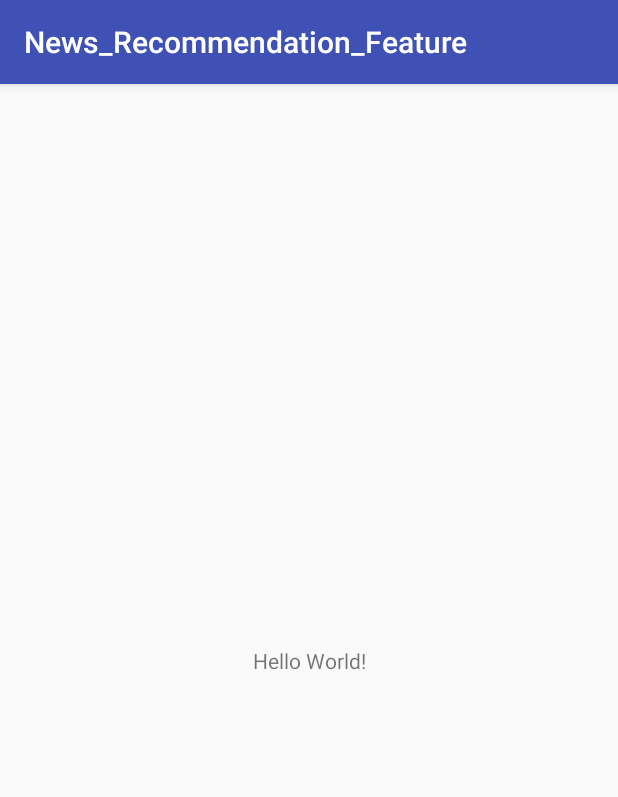
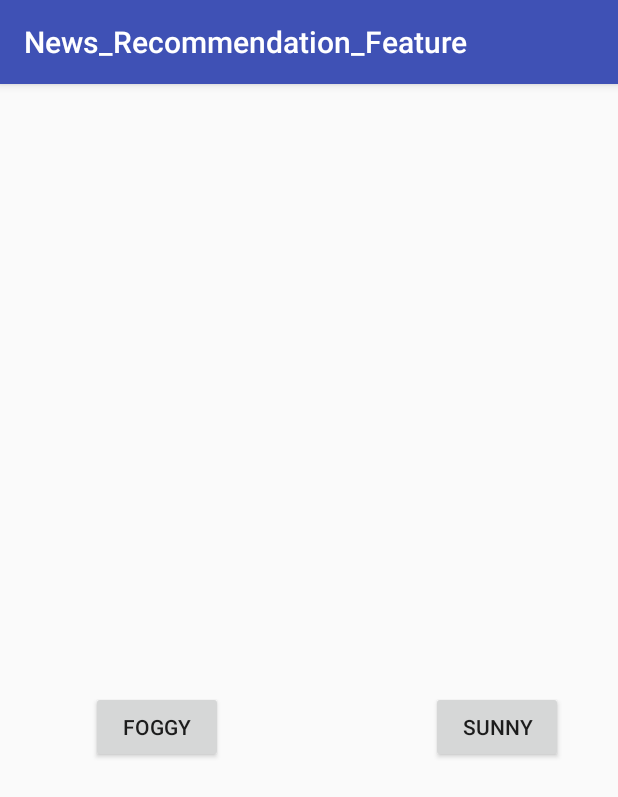
Before and after one commit to cherrj/emergency-news-sjsu, an Android app: the screen it shows after launch (MainActivity), on a phone screen of 412 x 824 dp. Shown: the top 797 px of the screen. Run offline under Robolectric (Android 15) with nearby library versions, the phone set to English and light mode, and no system bars; our stand-ins replace Firebase (no records; nobody signed in at launch, a user with empty details on screens opened directly).

Commit message:
Add all my files

```diff
--- a/app/build.gradle
+++ b/app/build.gradle
@@ -9,6 +9,7 @@ android {
         versionCode 1
         versionName "1.0"
         testInstrumentationRunner "android.support.test.runner.AndroidJUnitRunner"
+        multiDexEnabled true
     }
     buildTypes {
         release {
@@ -27,5 +28,11 @@ dependencies {
     androidTestImplementation 'com.android.support.test.espresso:espresso-core:3.0.2'
     implementation 'com.android.support:recyclerview-v7:27.1.1'
     implementation 'org.twitter4j:twitter4j:4.0.6'
+    implementation 'com.google.android.gms:play-services:12.0.1'
+    implementation 'com.android.support:mediarouter-v7:27.1.1'
+    implementation 'com.android.support:support-v4:27.1.1'
+    implementation 'com.google.firebase:firebase-core:16.0.1'
+    implementation 'com.google.firebase:firebase-database:16.0.1'
+}
 
-}
+apply plugin: "com.google.gms.google-services"
--- a/app/src/main/java/com/example/xi/news_recommendation_feature/MainActivity.java
+++ b/app/src/main/java/com/example/xi/news_recommendation_feature/MainActivity.java
@@ -1,13 +1,51 @@
 package com.example.xi.news_recommendation_feature;
 
+import android.support.annotation.NonNull;
 import android.support.v7.app.AppCompatActivity;
 import android.os.Bundle;
+import android.widget.Button;
+import android.widget.TextView;
+
+import com.google.firebase.database.DataSnapshot;
+import com.google.firebase.database.DatabaseError;
+import com.google.firebase.database.DatabaseReference;
+import com.google.firebase.database.FirebaseDatabase;
+import com.google.firebase.database.ValueEventListener;
 
 public class MainActivity extends AppCompatActivity {
+
+    TextView mCondtionTextView;
+    Button mButtonSunny;
+    Button mButtonFoggy;
+
+    DatabaseReference mRootRef= FirebaseDatabase.getInstance().getReference();
+    DatabaseReference mconditionRef=mRootRef.child("condition");
 
     @Override
     protected void onCreate(Bundle savedInstanceState) {
         super.onCreate(savedInstanceState);
         setContentView(R.layout.activity_main);
+
+        mCondtionTextView=(TextView) findViewById(R.id.condition);
+        mButtonFoggy=(Button) findViewById(R.id.foggy);
+        mButtonSunny=(Button) findViewById(R.id.sunny);
+    }
+
+    @Override
+    protected void onStart() {
+        super.onStart();
+
+        mconditionRef.addValueEventListener(new ValueEventListener() {
+            @Override
+            public void onDataChange(@NonNull DataSnapshot dataSnapshot) {
+                String text = dataSnapshot.getValue(String.class);
+                mCondtionTextView.setText(text);
+            }
+
+            @Override
+            public void onCancelled(@NonNull DatabaseError databaseError) {
+
+            }
+        });
     }
 }
--- a/app/src/main/res/layout/activity_main.xml
+++ b/app/src/main/res/layout/activity_main.xml
@@ -7,12 +7,48 @@
     tools:context=".MainActivity">
 
     <TextView
+        android:id="@+id/condition"
+        android:layout_width="113dp"
+        android:layout_height="41dp"
+        android:text="Condition"
+        android:textSize="24sp"
+        app:layout_constraintBottom_toBottomOf="parent"
+        app:layout_constraintHorizontal_bias="0.538"
+        app:layout_constraintLeft_toLeftOf="parent"
+        app:layout_constraintRight_toRightOf="parent"
+        app:layout_constraintTop_toTopOf="parent"
+        app:layout_constraintVertical_bias="0.206" />
+
+    <Button
+        android:id="@+id/foggy"
         android:layout_width="wrap_content"
         android:layout_height="wrap_content"
-        android:text="Hello World!"
+        android:layout_marginBottom="8dp"
+        android:layout_marginEnd="8dp"
+        android:layout_marginStart="8dp"
+        android:layout_marginTop="8dp"
+        android:text="Foggy"
         app:layout_constraintBottom_toBottomOf="parent"
-        app:layout_constraintLeft_toLeftOf="parent"
-        app:layout_constraintRight_toRightOf="parent"
-        app:layout_constraintTop_toTopOf="parent" />
+        app:layout_constraintEnd_toEndOf="parent"
+        app:layout_constraintHorizontal_bias="0.171"
+        app:layout_constraintStart_toStartOf="parent"
+        app:layout_constraintTop_toTopOf="parent"
+        app:layout_constraintVertical_bias="0.563" />
+
+    <Button
+        android:id="@+id/sunny"
+        android:layout_width="wrap_content"
+        android:layout_height="wrap_content"
+        android:layout_marginBottom="8dp"
+        android:layout_marginEnd="8dp"
+        android:layout_marginStart="8dp"
+        android:layout_marginTop="8dp"
+        android:text="Sunny"
+        app:layout_constraintBottom_toBottomOf="parent"
+        app:layout_constraintEnd_toEndOf="parent"
+        app:layout_constraintHorizontal_bias="0.907"
+        app:layout_constraintStart_toStartOf="parent"
+        app:layout_constraintTop_toTopOf="parent"
+        app:layout_constraintVertical_bias="0.563" />
 
 </android.support.constraint.ConstraintLayout>
--- a/build.gradle
+++ b/build.gradle
@@ -8,7 +8,7 @@ buildscript {
     }
     dependencies {
         classpath 'com.android.tools.build:gradle:3.1.1'
-
+        classpath 'com.google.gms:google-services:4.0.1'
 
 
         // NOTE: Do not place your application dependencies here; they belong
```
Also changed, not shown: 1 other file.
